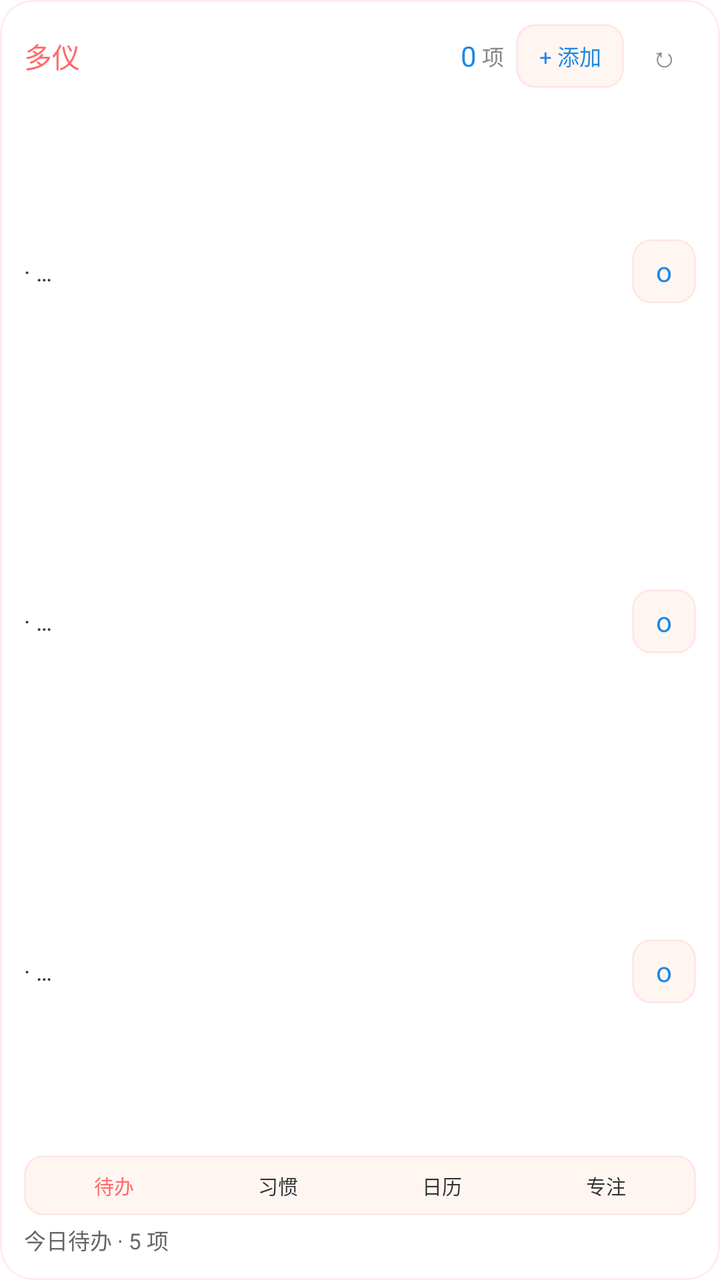
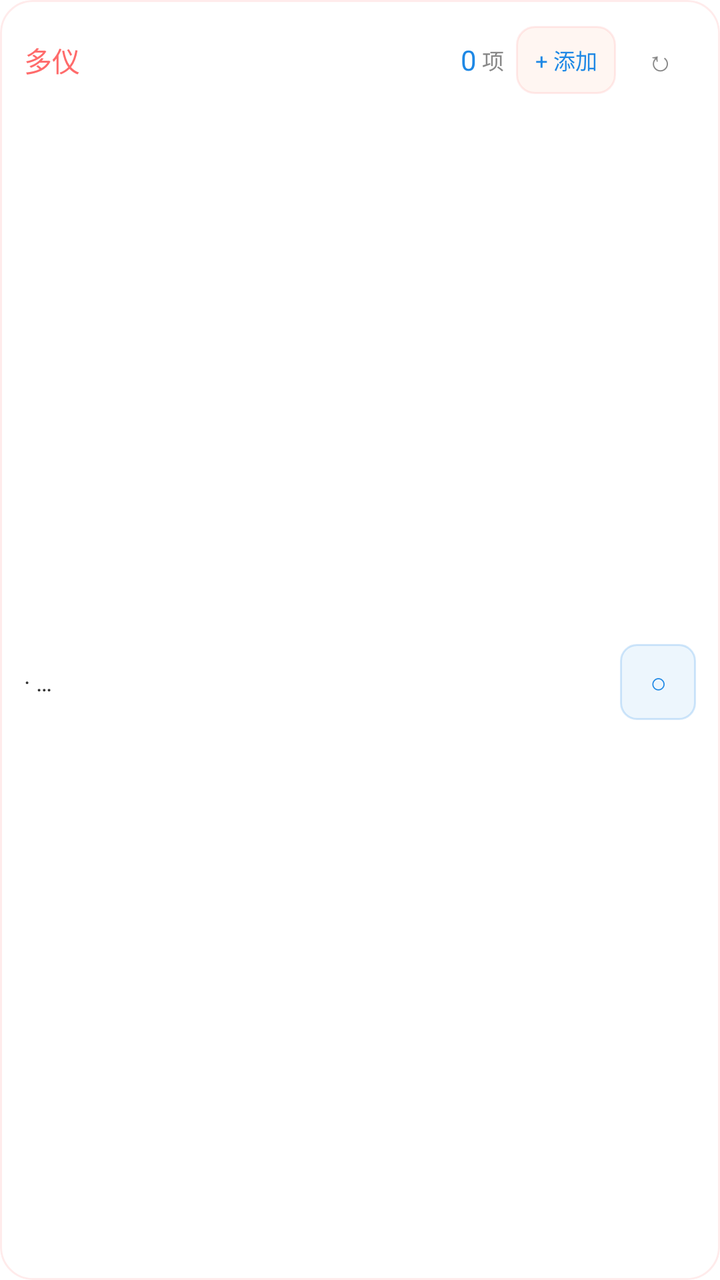

Compare the two renders of this Android layout. The source of the first and the diff that turns it into the second are given below.
<!-- AndroidManifest.xml: fallback theme Theme.MaterialComponents.DayNight.NoActionBar -->
<!-- res/layout/duoyi_todo_widget.xml -->
<?xml version="1.0" encoding="utf-8"?>
<FrameLayout xmlns:android="http://schemas.android.com/apk/res/android"
    android:id="@+id/widget_todo_root"
    android:layout_width="match_parent"
    android:layout_height="match_parent"
    android:background="@drawable/widget_bg_round_16"
    android:clipToOutline="true"
    android:outlineProvider="background">

    <ImageView
        android:id="@+id/widget_theme_background"
        android:layout_width="match_parent"
        android:layout_height="match_parent"
        android:contentDescription="@null"
        android:scaleType="centerCrop"
        android:visibility="gone" />

    <TextView
        android:id="@+id/widget_theme_overlay"
        android:layout_width="match_parent"
        android:layout_height="match_parent"
        android:maxLines="1"
        android:ellipsize="end"
        android:visibility="gone" />

    <LinearLayout
        android:layout_width="match_parent"
        android:layout_height="match_parent"
        android:orientation="vertical"
        android:padding="12dp">

    <LinearLayout
        android:layout_width="match_parent"
        android:layout_height="wrap_content"
        android:orientation="horizontal"
        android:gravity="center_vertical">

        <TextView
            android:id="@+id/widget_todo_title"
            android:layout_width="0dp"
            android:layout_height="wrap_content"
            android:layout_weight="1"
            android:ellipsize="end"
            android:maxLines="1"
            android:text="多仪"
            android:textColor="#FF6B6B"
            android:textSize="14sp" />

        <TextView
            android:id="@+id/widget_todo_count"
            android:layout_width="wrap_content"
            android:layout_height="wrap_content"
            android:ellipsize="end"
            android:maxWidth="44dp"
            android:maxLines="1"
            android:text="0"
            android:textColor="#1E88E5"
            android:textSize="14sp" />

        <TextView
            android:layout_width="wrap_content"
            android:layout_height="wrap_content"
            android:ellipsize="end"
            android:maxLines="1"
            android:text=" 项"
            android:textColor="#888888"
            android:textSize="11sp" />

        <TextView
            android:id="@+id/widget_todo_quick_add"
            android:layout_width="54dp"
            android:layout_height="32dp"
            android:minHeight="32dp"
            android:layout_marginLeft="6dp"
            android:background="@drawable/widget_nav_bg"
            android:gravity="center"
            android:ellipsize="end"
            android:maxLines="1"
            android:text="+ 添加"
            android:textColor="#1E88E5"
            android:textSize="11sp" />

        <TextView
            android:id="@+id/widget_refresh"
            android:layout_width="32dp"
            android:layout_height="32dp"
            android:layout_marginLeft="4dp"
            android:gravity="center"
            android:ellipsize="end"
            android:maxLines="1"
            android:text="↻"
            android:contentDescription="刷新小组件"
            android:textColor="#888888"
            android:textSize="14sp" />
    </LinearLayout>

    <LinearLayout
        android:id="@+id/widget_todo_row_1"
        android:layout_width="match_parent"
        android:layout_height="0dp"
        android:layout_weight="1"
        android:layout_marginTop="6dp"
        android:gravity="center_vertical"
        android:orientation="horizontal">

        <TextView
            android:id="@+id/widget_todo_item_1"
            android:layout_width="0dp"
            android:layout_height="wrap_content"
            android:layout_weight="1"
            android:ellipsize="end"
            android:maxLines="1"
            android:text="· …"
            android:textColor="#333333"
            android:textSize="12sp" />

        <TextView
            android:id="@+id/widget_todo_done_1"
            android:layout_width="32dp"
            android:layout_height="32dp"
            android:minWidth="32dp"
            android:minHeight="32dp"
            android:background="@drawable/widget_nav_bg"
            android:gravity="center"
            android:ellipsize="end"
            android:maxLines="1"
            android:text="o"
            android:textColor="#1E88E5"
            android:textSize="14sp" />
    </LinearLayout>

    <LinearLayout
        android:id="@+id/widget_todo_row_2"
        android:layout_width="match_parent"
        android:layout_height="0dp"
        android:layout_weight="1"
        android:layout_marginTop="3dp"
        android:gravity="center_vertical"
        android:orientation="horizontal">

        <TextView
            android:id="@+id/widget_todo_item_2"
            android:layout_width="0dp"
            android:layout_height="wrap_content"
            android:layout_weight="1"
            android:ellipsize="end"
            android:maxLines="1"
            android:text="· …"
            android:textColor="#333333"
            android:textSize="12sp" />

        <TextView
            android:id="@+id/widget_todo_done_2"
            android:layout_width="32dp"
            android:layout_height="32dp"
            android:minWidth="32dp"
            android:minHeight="32dp"
            android:background="@drawable/widget_nav_bg"
            android:gravity="center"
            android:ellipsize="end"
            android:maxLines="1"
            android:text="o"
            android:textColor="#1E88E5"
            android:textSize="14sp" />
    </LinearLayout>

    <LinearLayout
        android:id="@+id/widget_todo_row_3"
        android:layout_width="match_parent"
        android:layout_height="0dp"
        android:layout_weight="1"
        android:layout_marginTop="3dp"
        android:gravity="center_vertical"
        android:orientation="horizontal">

        <TextView
            android:id="@+id/widget_todo_item_3"
            android:layout_width="0dp"
            android:layout_height="wrap_content"
            android:layout_weight="1"
            android:ellipsize="end"
            android:maxLines="1"
            android:text="· …"
            android:textColor="#333333"
            android:textSize="12sp" />

        <TextView
            android:id="@+id/widget_todo_done_3"
            android:layout_width="32dp"
            android:layout_height="32dp"
            android:minWidth="32dp"
            android:minHeight="32dp"
            android:background="@drawable/widget_nav_bg"
            android:gravity="center"
            android:ellipsize="end"
            android:maxLines="1"
            android:text="o"
            android:textColor="#1E88E5"
            android:textSize="14sp" />
    </LinearLayout>

    <LinearLayout
        android:id="@+id/widget_todo_bottom_nav"
        android:layout_width="match_parent"
        android:layout_height="30dp"
        android:layout_marginTop="6dp"
        android:background="@drawable/widget_nav_bg"
        android:gravity="center"
        android:orientation="horizontal"
        android:paddingLeft="4dp"
        android:paddingRight="4dp"
        android:weightSum="4">

        <TextView
            android:id="@+id/widget_todo_nav_todo"
            android:layout_width="0dp"
            android:layout_height="match_parent"
            android:layout_weight="1"
            android:gravity="center"
            android:ellipsize="end"
            android:maxLines="1"
            android:text="待办"
            android:textColor="#FF6B6B"
            android:textSize="10sp" />

        <TextView
            android:id="@+id/widget_todo_nav_habit"
            android:layout_width="0dp"
            android:layout_height="match_parent"
            android:layout_weight="1"
            android:gravity="center"
            android:ellipsize="end"
            android:maxLines="1"
            android:text="习惯"
            android:textColor="#333333"
            android:textSize="10sp" />

        <TextView
            android:id="@+id/widget_todo_nav_calendar"
            android:layout_width="0dp"
            android:layout_height="match_parent"
            android:layout_weight="1"
            android:gravity="center"
            android:ellipsize="end"
            android:maxLines="1"
            android:text="日历"
            android:textColor="#333333"
            android:textSize="10sp" />

        <TextView
            android:id="@+id/widget_todo_nav_focus"
            android:layout_width="0dp"
            android:layout_height="match_parent"
            android:layout_weight="1"
            android:gravity="center"
            android:ellipsize="end"
            android:maxLines="1"
            android:text="专注"
            android:textColor="#333333"
            android:textSize="10sp" />
    </LinearLayout>

    <TextView
        android:id="@+id/widget_todo_today_summary"
        android:layout_width="match_parent"
        android:layout_height="wrap_content"
        android:layout_marginTop="4dp"
        android:ellipsize="end"
        android:maxLines="1"
        android:text="今日待办 · 5 项"
        android:textColor="#666666"
        android:textSize="11sp" />

    </LinearLayout>
</FrameLayout>
<!-- resources referenced by this layout -->
<resources>
  <!-- drawable widget_bg_round_16 (drawable) -->
  <?xml version="1.0" encoding="utf-8"?>
  <shape xmlns:android="http://schemas.android.com/apk/res/android"
      android:shape="rectangle">
      <corners android:radius="16dp" />
      <solid android:color="#FFFFFFFF" />
      <stroke android:width="1dp" android:color="#22FF6B6B" />
  </shape>
  <!-- drawable widget_nav_bg (drawable) -->
  <?xml version="1.0" encoding="utf-8"?>
  <shape xmlns:android="http://schemas.android.com/apk/res/android"
      android:shape="rectangle">
      <corners android:radius="9dp" />
      <solid android:color="#FFFFF6F2" />
      <stroke android:width="1dp" android:color="#22FF6B6B" />
  </shape>
</resources>

<!-- the commit's change to res/layout/duoyi_todo_widget.xml (unified diff, before → after) -->
@@ -68,10 +68,13 @@
 
         <TextView
             android:id="@+id/widget_todo_quick_add"
-            android:layout_width="54dp"
-            android:layout_height="32dp"
-            android:minHeight="32dp"
+            android:layout_width="wrap_content"
+            android:layout_height="34dp"
+            android:minWidth="50dp"
+            android:minHeight="34dp"
             android:layout_marginLeft="6dp"
+            android:paddingLeft="8dp"
+            android:paddingRight="8dp"
             android:background="@drawable/widget_nav_bg"
             android:gravity="center"
             android:ellipsize="end"
@@ -82,8 +85,10 @@
 
         <TextView
             android:id="@+id/widget_refresh"
-            android:layout_width="32dp"
-            android:layout_height="32dp"
+            android:layout_width="36dp"
+            android:layout_height="36dp"
+            android:minWidth="36dp"
+            android:minHeight="36dp"
             android:layout_marginLeft="4dp"
             android:gravity="center"
             android:ellipsize="end"
@@ -116,15 +121,16 @@
 
         <TextView
             android:id="@+id/widget_todo_done_1"
-            android:layout_width="32dp"
-            android:layout_height="32dp"
-            android:minWidth="32dp"
-            android:minHeight="32dp"
-            android:background="@drawable/widget_nav_bg"
-            android:gravity="center"
-            android:ellipsize="end"
-            android:maxLines="1"
-            android:text="o"
+            android:layout_width="38dp"
+            android:layout_height="38dp"
+            android:minWidth="38dp"
+            android:minHeight="38dp"
+            android:background="@drawable/widget_btn_done"
+            android:gravity="center"
+            android:ellipsize="end"
+            android:maxLines="1"
+            android:text="○"
+            android:contentDescription="完成待办"
             android:textColor="#1E88E5"
             android:textSize="14sp" />
     </LinearLayout>
@@ -136,7 +142,8 @@
         android:layout_weight="1"
         android:layout_marginTop="3dp"
         android:gravity="center_vertical"
-        android:orientation="horizontal">
+        android:orientation="horizontal"
+        android:visibility="gone">
 
         <TextView
             android:id="@+id/widget_todo_item_2"
@@ -151,17 +158,19 @@
 
         <TextView
             android:id="@+id/widget_todo_done_2"
-            android:layout_width="32dp"
-            android:layout_height="32dp"
-            android:minWidth="32dp"
-            android:minHeight="32dp"
-            android:background="@drawable/widget_nav_bg"
-            android:gravity="center"
-            android:ellipsize="end"
-            android:maxLines="1"
-            android:text="o"
-            android:textColor="#1E88E5"
-            android:textSize="14sp" />
+            android:layout_width="38dp"
+            android:layout_height="38dp"
+            android:minWidth="38dp"
+            android:minHeight="38dp"
+            android:background="@drawable/widget_btn_done"
+            android:gravity="center"
+            android:ellipsize="end"
+            android:maxLines="1"
+            android:text="○"
+            android:contentDescription="完成待办"
+            android:textColor="#1E88E5"
+            android:textSize="14sp"
+            android:visibility="gone" />
     </LinearLayout>
 
     <LinearLayout
@@ -171,7 +180,8 @@
         android:layout_weight="1"
         android:layout_marginTop="3dp"
         android:gravity="center_vertical"
-        android:orientation="horizontal">
+        android:orientation="horizontal"
+        android:visibility="gone">
 
         <TextView
             android:id="@+id/widget_todo_item_3"
@@ -186,17 +196,19 @@
 
         <TextView
             android:id="@+id/widget_todo_done_3"
-            android:layout_width="32dp"
-            android:layout_height="32dp"
-            android:minWidth="32dp"
-            android:minHeight="32dp"
-            android:background="@drawable/widget_nav_bg"
-            android:gravity="center"
-            android:ellipsize="end"
-            android:maxLines="1"
-            android:text="o"
-            android:textColor="#1E88E5"
-            android:textSize="14sp" />
+            android:layout_width="38dp"
+            android:layout_height="38dp"
+            android:minWidth="38dp"
+            android:minHeight="38dp"
+            android:background="@drawable/widget_btn_done"
+            android:gravity="center"
+            android:ellipsize="end"
+            android:maxLines="1"
+            android:text="○"
+            android:contentDescription="完成待办"
+            android:textColor="#1E88E5"
+            android:textSize="14sp"
+            android:visibility="gone" />
     </LinearLayout>
 
     <LinearLayout
@@ -209,7 +221,8 @@
         android:orientation="horizontal"
         android:paddingLeft="4dp"
         android:paddingRight="4dp"
-        android:weightSum="4">
+        android:weightSum="4"
+        android:visibility="gone">
 
         <TextView
             android:id="@+id/widget_todo_nav_todo"
@@ -269,7 +282,8 @@
         android:maxLines="1"
         android:text="今日待办 · 5 项"
         android:textColor="#666666"
-        android:textSize="11sp" />
+        android:textSize="11sp"
+        android:visibility="gone" />
 
     </LinearLayout>
 </FrameLayout>
<!-- resource entries referenced after the edit -->
@@ -7,6 +7,14 @@
       <corners android:radius="16dp" />
       <solid android:color="#FFFFFFFF" />
       <stroke android:width="1dp" android:color="#22FF6B6B" />
+  </shape>
+  <!-- drawable widget_btn_done (drawable) -->
+  <?xml version="1.0" encoding="utf-8"?>
+  <shape xmlns:android="http://schemas.android.com/apk/res/android"
+      android:shape="rectangle">
+      <corners android:radius="8dp" />
+      <solid android:color="#141E88E5" />
+      <stroke android:width="1dp" android:color="#331E88E5" />
   </shape>
   <!-- drawable widget_nav_bg (drawable) -->
   <?xml version="1.0" encoding="utf-8"?>
